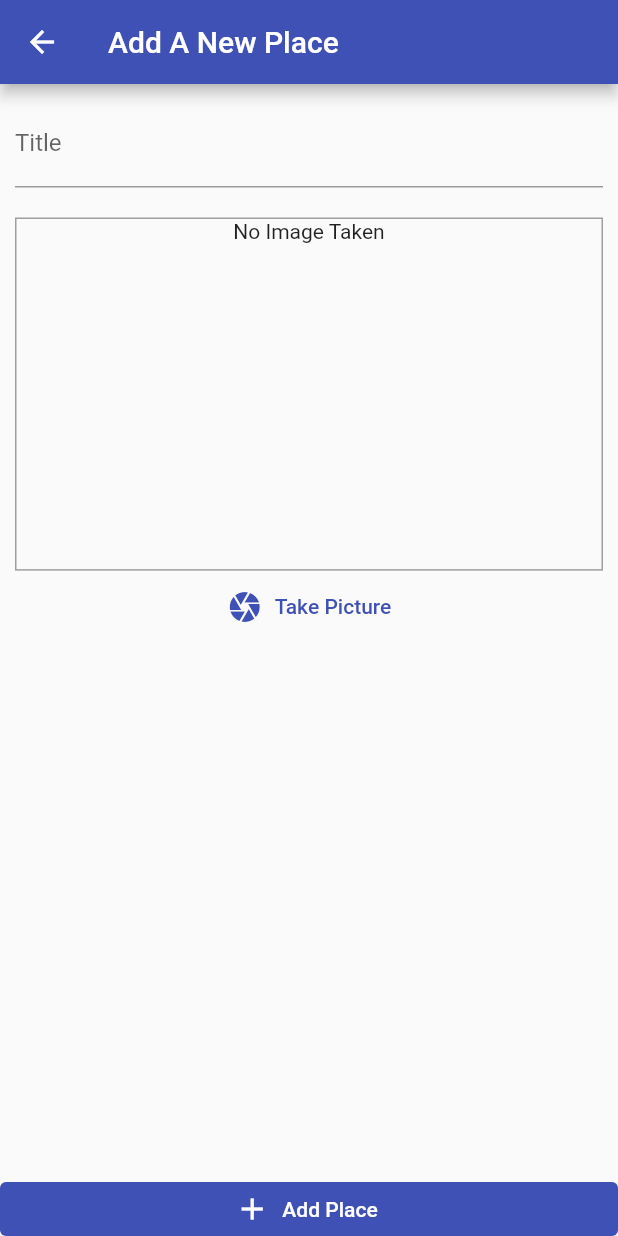
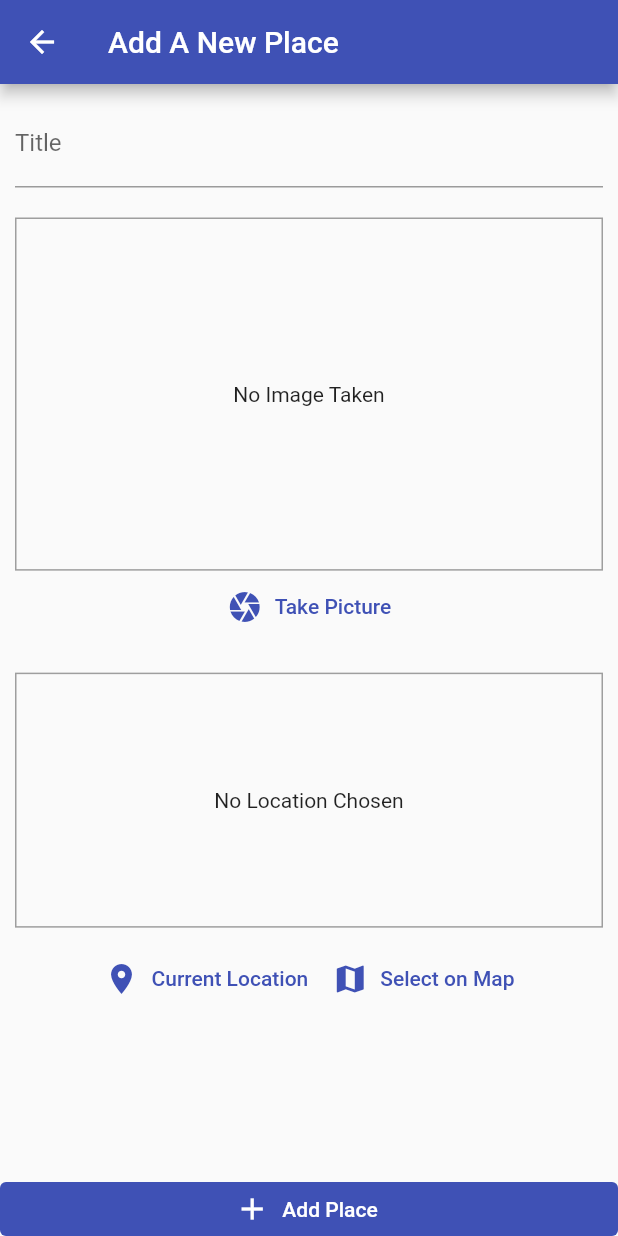
Before and after one commit to MuhammadSaad0/flutter_great_places_app, a Flutter app: the screen it shows after launch, after a tap on the "add" icon, on a phone screen of 412 x 824 dp. Run offline on Flutter 3.47's test engine with Material 2 defaults, Android fonts, the phone set to English and light mode, and no system bars; our stand-ins replace sqflite; missing offline and left inert: image_picker_gallery_camera; accounts and stored records are empty.

Commit message:
Added location input widget

```diff
--- /dev/null
+++ b/lib/helpers/db_helper.dart
@@ -0,0 +1,23 @@
+import 'package:sqflite/sqflite.dart' as sql;
+import "package:path/path.dart" as path;
+
+class DBHelper {
+  static Future<sql.Database> database() async {
+    final dbPath = await sql.getDatabasesPath();
+    return await sql.openDatabase(path.join(dbPath, "places.db"),
+        onCreate: (db, version) {
+      return db.execute(
+          'CREATE TABLE user_places(id TEXT PRIMARY KEY, title TEXT, image TEXT)');
+    }, version: 1);
+  }
+
+  static Future<void> insert(String table, Map<String, Object> data) async {
+    final db = await DBHelper.database();
+    db.insert(table, data, conflictAlgorithm: sql.ConflictAlgorithm.replace);
+  }
+
+  static Future<List<Map<String, dynamic>>> getData(String table) async {
+    final db = await DBHelper.database();
+    return db.query(table);
+  }
+}
--- a/lib/provider/great_places.dart
+++ b/lib/provider/great_places.dart
@@ -1,6 +1,7 @@
 import 'dart:io';
 import 'package:flutter/foundation.dart';
 import '../models/place.dart';
+import "../helpers/db_helper.dart";
 
 class GreatPlaces with ChangeNotifier {
   List<Place> _items = [];
@@ -20,5 +21,21 @@ class GreatPlaces with ChangeNotifier {
         location: null);
     _items.add(newPlace);
     notifyListeners();
+    DBHelper.insert('user_places', {
+      'id': newPlace.id,
+      'title': newPlace.title,
+      'image': newPlace.image.path,
+    });
+  }
+
+  Future<void> fetchAndSetPlaces() async {
+    final dataList = await DBHelper.getData('user_places');
+    _items = dataList
+        .map((item) => Place(
+            id: item["id"],
+            title: item["title"],
+            image: File(item["image"]),
+            location: null))
+        .toList();
   }
 }
--- a/lib/screens/add_place_screen.dart
+++ b/lib/screens/add_place_screen.dart
@@ -1,6 +1,7 @@
 import 'dart:io';
 import "package:flutter/material.dart";
 import '../widgets/image_input.dart';
+import '../widgets/location_input.dart';
 import 'package:provider/provider.dart';
 import '../provider/great_places.dart';
 
@@ -51,6 +52,10 @@ class _AddPlaceScreenState extends State<AddPlaceScreen> {
                     height: 20,
                   ),
                   ImageInput(_selectImage),
+                  SizedBox(
+                    height: 20,
+                  ),
+                  LocationInput(),
                 ],
               ),
             ),
--- a/lib/screens/places_list_screen.dart
+++ b/lib/screens/places_list_screen.dart
@@ -17,7 +17,15 @@ class PlacesListScreen extends StatelessWidget {
               icon: Icon(Icons.add)),
         ],
       ),
-      body: Consumer<GreatPlaces>(
+      body: FutureBuilder(
+        future: Provider.of<GreatPlaces>(context, listen: false)
+            .fetchAndSetPlaces(),
+        builder: (ctx, snapshot) => snapshot.connectionState ==
+                ConnectionState.waiting
+            ? Center(
+                child: CircularProgressIndicator(),
+              )
+            : Consumer<GreatPlaces>(
                 child: Center(
                   child: Text("No Places yet..."),
                 ),
@@ -27,13 +35,15 @@ class PlacesListScreen extends StatelessWidget {
                         itemCount: greatPlaces.items.length,
                         itemBuilder: (ctx, index) => ListTile(
                           leading: CircleAvatar(
-                    backgroundImage: FileImage(greatPlaces.items[index].image),
+                            backgroundImage:
+                                FileImage(greatPlaces.items[index].image),
                           ),
                           title: Text(greatPlaces.items[index].title),
                           onTap: () {},
                         ),
                       ),
               ),
+      ),
     );
   }
 }
--- a/lib/widgets/image_input.dart
+++ b/lib/widgets/image_input.dart
@@ -20,6 +20,9 @@ class _ImageInputState extends State<ImageInput> {
         maxWidth: double.infinity,
         context: ctx,
         source: ImgSource.Camera);
+    if (image == null) {
+      return;
+    }
     setState(() {
       _storedImage = File(image.path);
     });
@@ -43,9 +46,11 @@ class _ImageInputState extends State<ImageInput> {
                       _storedImage,
                     ),
                   )
-                : Text(
-                    "No Image Taken",
-                    textAlign: TextAlign.center,
+                : Center(
+                    child: Text(
+                      "No Image Taken",
+                      textAlign: TextAlign.center,
+                    ),
                   ),
             width: MediaQuery.of(context).size.width,
             height: MediaQuery.of(context).size.height / 3.5,
--- /dev/null
+++ b/lib/widgets/location_input.dart
@@ -0,0 +1,55 @@
+import 'package:flutter/material.dart';
+
+class LocationInput extends StatefulWidget {
+  const LocationInput({Key key}) : super(key: key);
+
+  @override
+  State<LocationInput> createState() => _LocationInputState();
+}
+
+class _LocationInputState extends State<LocationInput> {
+  String _previewImageUrl;
+
+  @override
+  Widget build(BuildContext context) {
+    return Column(
+      children: [
+        Container(
+          decoration:
+              BoxDecoration(border: Border.all(width: 1, color: Colors.grey)),
+          alignment: Alignment.center,
+          height: 170,
+          width: double.infinity,
+          child: _previewImageUrl == null
+              ? Text(
+                  "No Location Chosen",
+                  textAlign: TextAlign.center,
+                )
+              : Image.network(
+                  _previewImageUrl,
+                  fit: BoxFit.cover,
+                  width: double.infinity,
+                ),
+        ),
+        Padding(
+          padding: EdgeInsets.all(10),
+          child: Row(
+            mainAxisAlignment: MainAxisAlignment.center,
+            children: [
+              TextButton.icon(
+                onPressed: () {},
+                icon: Icon(Icons.location_on),
+                label: Text("Current Location"),
+              ),
+              TextButton.icon(
+                onPressed: () {},
+                icon: Icon(Icons.map),
+                label: Text("Select on Map"),
+              )
+            ],
+          ),
+        )
+      ],
+    );
+  }
+}
--- a/pubspec.yaml
+++ b/pubspec.yaml
@@ -27,6 +27,8 @@ dependencies:
   image_picker_gallery_camera: ^0.2.2
   path_provider: ^2.0.11
   path:
+  sqflite: ^2.0.2+1
+  location: ^4.4.0
 
   # The following adds the Cupertino Icons font to your application.
   # Use with the CupertinoIcons class for iOS style icons.
```
Also changed, not shown: pubspec.lock, 2 other files. Lines whose indentation alone changed are shown as unchanged.
